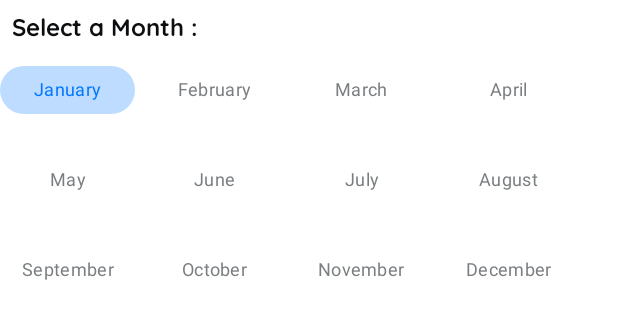
After one commit to yogesh-7/Montra, an Android app: the layout dialog_select_a_month.xml on its own in the app's theme, with its tools: preview values and no code run, on a phone screen of 412 x 824 dp. The commit adds this screen. Shown: the top 319 px of the screen. Run offline under Robolectric (Android 15) with nearby library versions, the light colour scheme and no system bars.

Commit message:
select month on home is added

```diff
--- a/app/src/main/java/com/dev_yogesh/montra/ui/MainActivity.kt
+++ b/app/src/main/java/com/dev_yogesh/montra/ui/MainActivity.kt
@@ -1,7 +1,10 @@
 package com.dev_yogesh.montra.ui
 
+import android.app.DatePickerDialog
 import android.os.Bundle
+import android.view.View
 import android.view.Window
+import android.widget.DatePicker
 import androidx.appcompat.app.AppCompatActivity
 import androidx.core.view.isVisible
 import androidx.navigation.NavController
@@ -79,4 +82,6 @@ class MainActivity : AppCompatActivity() {
         }
     }
 
+
+
 }
--- a/app/src/main/java/com/dev_yogesh/montra/utils/Constants.kt
+++ b/app/src/main/java/com/dev_yogesh/montra/utils/Constants.kt
@@ -24,5 +24,11 @@ object Constants {
     const val transaction ="transaction"
     const val appName ="expenso_"
 
+    val monthName = arrayOf(
+        "January", "February", "March", "April", "May", "June", "July",
+        "August", "September", "October", "November",
+        "December"
+    )
+
 
 }
--- a/app/src/main/java/com/dev_yogesh/montra/utils/DateUtils.kt
+++ b/app/src/main/java/com/dev_yogesh/montra/utils/DateUtils.kt
@@ -1,13 +1,14 @@
 package com.dev_yogesh.montra.utils
 
+import com.dev_yogesh.montra.utils.Constants.monthName
 import java.util.*
 
 fun getCurrentMonth(): String {
     val c: Calendar = Calendar.getInstance()
-    val monthName = arrayOf(
+  /*  val monthName = arrayOf(
         "January", "February", "March", "April", "May", "June", "July",
         "August", "September", "October", "November",
         "December"
-    )
+    )*/
     return monthName[c.get(Calendar.MONTH)]
 }
--- /dev/null
+++ b/app/src/main/java/com/dev_yogesh/montra/utils/comon/DialogCallback.kt
@@ -0,0 +1,5 @@
+package com.dev_yogesh.montra.utils.comon
+
+interface DialogMonthCallback {
+    fun selectedMonth(month: String,monthInt: Int)
+}
--- /dev/null
+++ b/app/src/main/res/color/month_chip_background_color.xml
@@ -0,0 +1,11 @@
+<?xml version="1.0" encoding="utf-8"?>
+<selector xmlns:android="http://schemas.android.com/apk/res/android">
+
+    <item android:color="@color/blue_20"
+        android:state_checked="true"
+        android:state_selected="true" />
+    <item android:color="@color/white"
+        android:state_checked="false"
+        />
+
+</selector>
--- /dev/null
+++ b/app/src/main/res/color/month_chip_text_color.xml
@@ -0,0 +1,12 @@
+<?xml version="1.0" encoding="utf-8"?>
+<selector xmlns:android="http://schemas.android.com/apk/res/android">
+
+    <item android:color="@color/blue_100"
+        android:state_selected="true"
+        android:state_checked="true"
+        />
+    <item android:color="@color/dark_25"
+        android:state_checked="false"
+        />
+
+</selector>
--- /dev/null
+++ b/app/src/main/res/layout/dialog_select_a_month.xml
@@ -0,0 +1,119 @@
+<?xml version="1.0" encoding="utf-8"?>
+<androidx.constraintlayout.widget.ConstraintLayout xmlns:android="http://schemas.android.com/apk/res/android"
+    android:layout_width="match_parent"
+    android:layout_height="wrap_content"
+    xmlns:app="http://schemas.android.com/apk/res-auto">
+
+
+    <com.google.android.material.textview.MaterialTextView
+        android:id="@+id/label_select_month"
+        style="@style/regular_1Bold"
+        android:layout_width="0dp"
+        android:layout_height="wrap_content"
+        android:text="@string/select_a_month"
+        android:padding="@dimen/default_text_view_padding"
+        android:textAlignment="textStart"
+        app:layout_constraintEnd_toEndOf="parent"
+        app:layout_constraintStart_toStartOf="parent"
+        app:layout_constraintTop_toTopOf="parent"
+        />
+
+
+    <com.google.android.material.chip.ChipGroup
+        android:id="@+id/month_chip_group"
+        android:layout_width="match_parent"
+        android:layout_height="wrap_content"
+        app:singleLine="false"
+        app:chipSpacing="12dp"
+        app:layout_constraintEnd_toEndOf="parent"
+        app:layout_constraintStart_toStartOf="parent"
+        app:layout_constraintTop_toBottomOf="@+id/label_select_month"
+        app:singleSelection="true">
+
+        <com.google.android.material.chip.Chip
+            android:id="@+id/january_chip"
+            style="@style/monthChipsStyle"
+            android:layout_width="wrap_content"
+            android:layout_height="wrap_content"
+            android:checked="true"
+            android:text="@string/january" />
+
+        <com.google.android.material.chip.Chip
+            android:id="@+id/february_chip"
+            style="@style/monthChipsStyle"
+            android:layout_width="wrap_content"
+            android:layout_height="wrap_content"
+            android:text="@string/february" />
+
+        <com.google.android.material.chip.Chip
+            android:id="@+id/march_chip"
+            style="@style/monthChipsStyle"
+            android:layout_width="wrap_content"
+            android:layout_height="wrap_content"
+            android:text="@string/march" />
+
+        <com.google.android.material.chip.Chip
+            android:id="@+id/april_chip"
+            style="@style/monthChipsStyle"
+            android:layout_width="wrap_content"
+            android:layout_height="wrap_content"
+            android:text="@string/april" />
+
+        <com.google.android.material.chip.Chip
+            android:id="@+id/may_chip"
+            style="@style/monthChipsStyle"
+            android:layout_width="wrap_content"
+            android:layout_height="wrap_content"
+            android:text="@string/may" />
+
+        <com.google.android.material.chip.Chip
+            android:id="@+id/june_chip"
+            style="@style/monthChipsStyle"
+            android:layout_width="wrap_content"
+            android:layout_height="wrap_content"
+            android:text="@string/june" />
+
+        <com.google.android.material.chip.Chip
+            android:id="@+id/july_chip"
+            style="@style/monthChipsStyle"
+            android:layout_width="wrap_content"
+            android:layout_height="wrap_content"
+            android:text="@string/july" />
+
+        <com.google.android.material.chip.Chip
+            android:id="@+id/august_chip"
+            style="@style/monthChipsStyle"
+            android:layout_width="wrap_content"
+            android:layout_height="wrap_content"
+            android:text="@string/august" />
+
+        <com.google.android.material.chip.Chip
+            android:id="@+id/september_chip"
+            style="@style/monthChipsStyle"
+            android:layout_width="wrap_content"
+            android:layout_height="wrap_content"
+            android:text="@string/september" />
+
+        <com.google.android.material.chip.Chip
+            android:id="@+id/october_chip"
+            style="@style/monthChipsStyle"
+            android:layout_width="wrap_content"
+            android:layout_height="wrap_content"
+            android:text="@string/october" />
+
+
+        <com.google.android.material.chip.Chip
+            android:id="@+id/november_chip"
+            style="@style/monthChipsStyle"
+            android:layout_width="wrap_content"
+            android:layout_height="wrap_content"
+            android:text="@string/november" />
+
+        <com.google.android.material.chip.Chip
+            android:id="@+id/december_chip"
+            style="@style/monthChipsStyle"
+            android:layout_width="wrap_content"
+            android:layout_height="wrap_content"
+            android:text="@string/december" />
+    </com.google.android.material.chip.ChipGroup>
+</androidx.constraintlayout.widget.ConstraintLayout>
--- a/app/src/main/res/layout/fragment_home.xml
+++ b/app/src/main/res/layout/fragment_home.xml
@@ -450,7 +450,7 @@
                 android:id="@+id/choice_chip_group"
                 android:layout_width="match_parent"
                 android:layout_height="wrap_content"
-                app:singleLine="false"
+                app:singleLine="true"
                 app:chipSpacing="12dp"
                 app:layout_constraintEnd_toEndOf="parent"
                 app:layout_constraintStart_toStartOf="parent"
--- a/app/src/main/res/values/strings.xml
+++ b/app/src/main/res/values/strings.xml
@@ -20,6 +20,7 @@
 
     <string name="spend_frequency">Spend Frequency</string>
     <string name="shopping">Shopping</string>
+    <string name="select_a_month">Select a Month :</string>
 
     <string name="transaction">Transaction</string>
     <string name="see_all">See All</string>
@@ -31,6 +32,18 @@
     <string name="week">Week</string>
     <string name="month">Month</string>
     <string name="year">Year</string>
+    <string name="november">November</string>
+    <string name="december">December</string>
+    <string name="october">October</string>
+    <string name="august">August</string>
+    <string name="september">September</string>
+    <string name="july">July</string>
+    <string name="june">June</string>
+    <string name="may">May</string>
+    <string name="april">April</string>
+    <string name="march">March</string>
+    <string name="february">February</string>
+    <string name="january">January</string>
 
 
 </resources>
--- a/app/src/main/res/values/styles.xml
+++ b/app/src/main/res/values/styles.xml
@@ -28,6 +28,20 @@
         <item name="android:textAlignment">center</item>
     </style>
 
+    <style name="monthChipsStyle" parent="@style/Widget.MaterialComponents.Chip.Choice">
+        <item name="android:textSize">12sp</item>
+        <item name="chipBackgroundColor">@color/month_chip_background_color</item>
+        <item name="android:textColor">@color/month_chip_text_color</item>
+        <item name="android:minWidth">90dp</item>
+        <item name="android:textAlignment">center</item>
+    </style>
+
+
+    <style name="FullWidthDialog3" parent="Theme.MaterialComponents.Light.Dialog.Alert">
+        <item name="android:windowMinWidthMajor">60%</item>
+        <item name="android:windowMinWidthMinor">60%</item>
+    </style>
+
 
     <style name="TextViewButtonWhiteBorderLarge">
         <item name="android:textSize">14sp</item>
```
Also changed, not shown: app/src/main/java/com/dev_yogesh/montra/ui/fragment/HomeFragment/HomeFragment.kt (+14 -3 lines), app/src/main/java/com/dev_yogesh/montra/utils/Dialogs.kt (added, +99 -0 lines).
